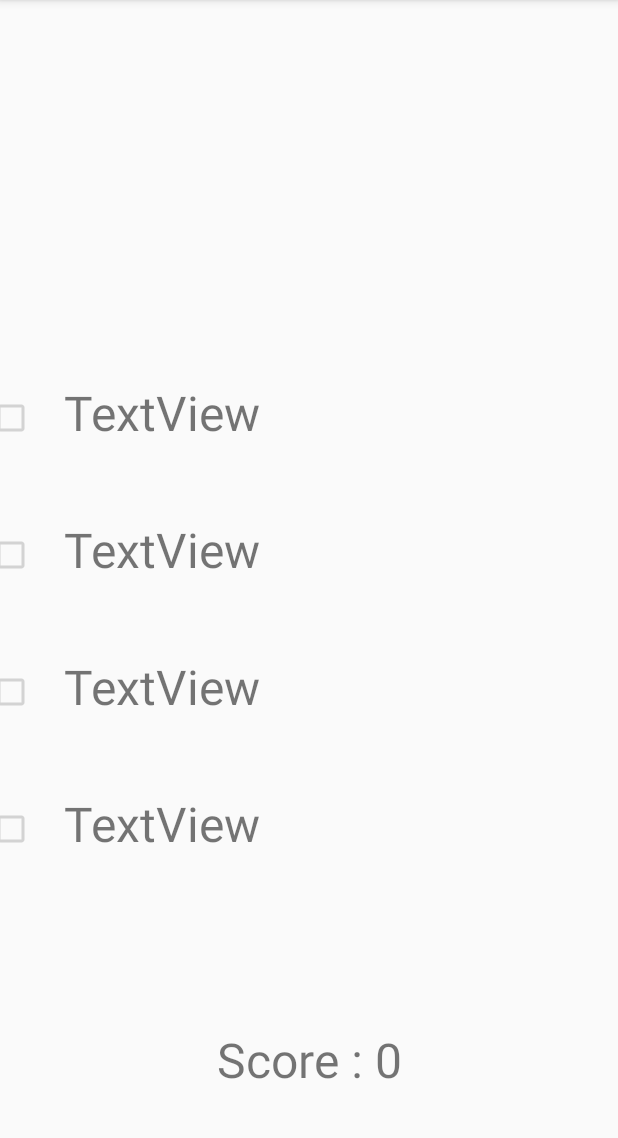
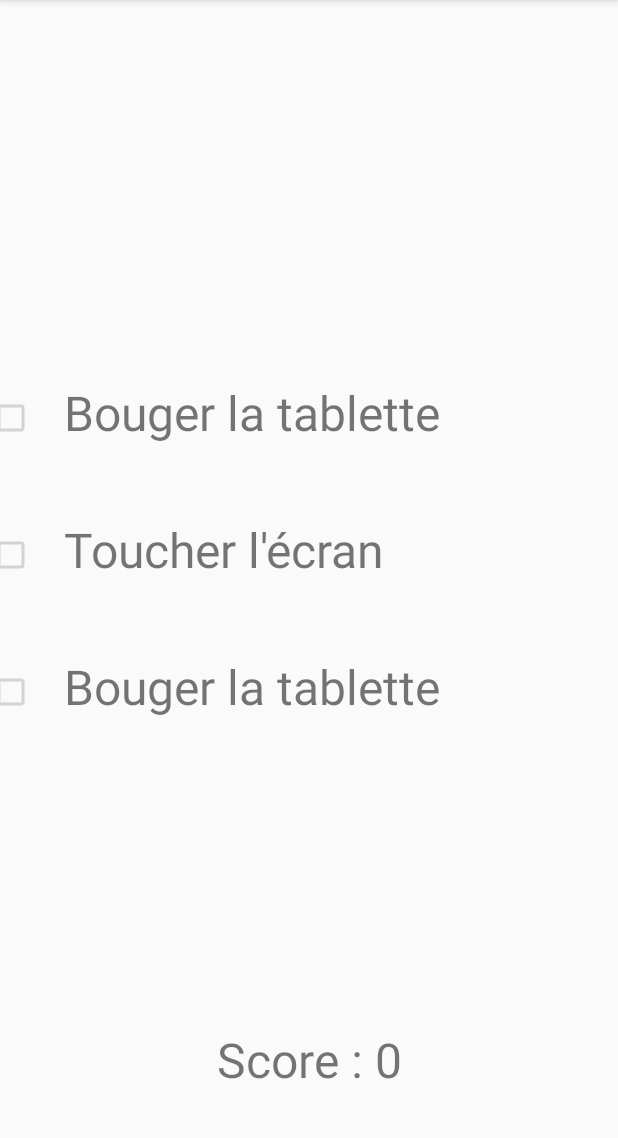
Before and after one commit to EnzoFranco/Mobe-Challege, an Android app: the screen it shows after launch (MainActivity), on a phone screen of 412 x 824 dp, the part 84-1222 px from its top. Run offline under Robolectric (Android 15) with nearby library versions, the phone set to English and light mode, and no system bars.

Commit message:
Update textView and Checkbox

```diff
--- a/app/src/main/java/com/example/challenge/MainActivity.java
+++ b/app/src/main/java/com/example/challenge/MainActivity.java
@@ -15,6 +15,7 @@ import android.support.v4.app.ActivityCompat;
 import android.support.v7.app.AppCompatActivity;
 import android.view.MotionEvent;
 import android.view.View;
+import android.widget.CheckBox;
 import android.widget.ImageView;
 import android.widget.TextView;
 
@@ -58,6 +59,8 @@ public class MainActivity extends AppCompatActivity {
     private double amp;
 
     private ImageView plat1, plat2, plat3, plat4;
+    private TextView tv_action1, tv_action2, tv_action3, tv_action4;
+    private CheckBox cb_action1, cb_action2, cb_action3, cb_action4;
 
 
     @SuppressLint("InvalidWakeLockTag")
@@ -72,6 +75,16 @@ public class MainActivity extends AppCompatActivity {
         plat2 = findViewById(R.id.plat2);
         plat3 = findViewById(R.id.plat3);
         plat4 = findViewById(R.id.plat4);
+
+        tv_action1 = findViewById(R.id.action1);
+        tv_action2 = findViewById(R.id.action2);
+        tv_action3 = findViewById(R.id.action3);
+        tv_action4 = findViewById(R.id.action4);
+
+        cb_action1 = findViewById(R.id.cbAction1);
+        cb_action2 = findViewById(R.id.cbAction2);
+        cb_action3 = findViewById(R.id.cbAction3);
+        cb_action4 = findViewById(R.id.cbAction4);
 
         plats = new ArrayList<>();
         platsGame = new ArrayList<>();
@@ -134,10 +147,8 @@ public class MainActivity extends AppCompatActivity {
         int nb_plat_dispo = plats.size();
 
         for(int k=0;k<nb;k++){
-            int iPlat = new Random().nextInt(nb_plat_dispo);
-            if(iPlat<0){
-                iPlat=0;
-            }
+            Random r = new Random();
+            int iPlat = r.nextInt(100) % nb_plat_dispo;
             Plat platAdded = plats.get(iPlat);
             platsGame.add(platAdded);
         }
@@ -156,6 +167,29 @@ public class MainActivity extends AppCompatActivity {
         plat2.setImageResource(platsActive.get(1).getImage());
         plat3.setImageResource(platsActive.get(2).getImage());
         plat4.setImageResource(platsActive.get(3).getImage());
+
+        initTextView();
+    }
+
+    public void initTextView() {
+        tv_action1.setText(platsGame.get(iPlatGame).getActions().get(0).getNom());
+        tv_action2.setText(platsGame.get(iPlatGame).getActions().get(1).getNom());
+        if (platsGame.get(iPlatGame).getActions().size() == 2) {
+            tv_action3.setText("");
+            tv_action4.setText("");
+            cb_action3.setVisibility(View.INVISIBLE);
+            cb_action4.setVisibility(View.INVISIBLE);
+        } else if (platsGame.get(iPlatGame).getActions().size() == 3) {
+            tv_action3.setText(platsGame.get(iPlatGame).getActions().get(2).getNom());
+            tv_action4.setText("");
+            cb_action3.setVisibility(View.VISIBLE);
+            cb_action4.setVisibility(View.INVISIBLE);
+        } else {
+            tv_action3.setText(platsGame.get(iPlatGame).getActions().get(2).getNom());
+            tv_action4.setText(platsGame.get(iPlatGame).getActions().get(3).getNom());
+            cb_action3.setVisibility(View.VISIBLE);
+            cb_action4.setVisibility(View.VISIBLE);
+        }
     }
 
     //retourne les plats actifs
@@ -182,6 +216,7 @@ public class MainActivity extends AppCompatActivity {
 
                         @Override
                         public void run() {
+                            initTextView();
                             if (iPlatGame < platsGame.size() - 3) {
                                 plat1.setImageResource(platsGame.get(iPlatGame).getImage());
                                 plat2.setImageResource(platsGame.get(iPlatGame+1).getImage());
@@ -234,20 +269,24 @@ public class MainActivity extends AppCompatActivity {
         actionsHotdog.add(parler);
 
         actionsPizza = new ArrayList<>();
-        actionsPizza.add(bougerTablette);
-        actionsPizza.add(touchScreen);
+        actionsPizza.add(masquerLuminosite);
+        actionsPizza.add(parler);
 
         actionsSalade = new ArrayList<>();
         actionsSalade.add(bougerTablette);
         actionsSalade.add(touchScreen);
 
         actionsSushi = new ArrayList<>();
+        actionsSushi.add(masquerLuminosite);
         actionsSushi.add(bougerTablette);
-        actionsSushi.add(touchScreen);
+        actionsSushi.add(parler);
+        actionsSushi.add(masquerLuminosite);
 
         actionsTacos = new ArrayList<>();
         actionsTacos.add(bougerTablette);
         actionsTacos.add(touchScreen);
+        actionsTacos.add(masquerLuminosite);
+        actionsTacos.add(parler);
     }
 
     // -- Sound level detector
```
